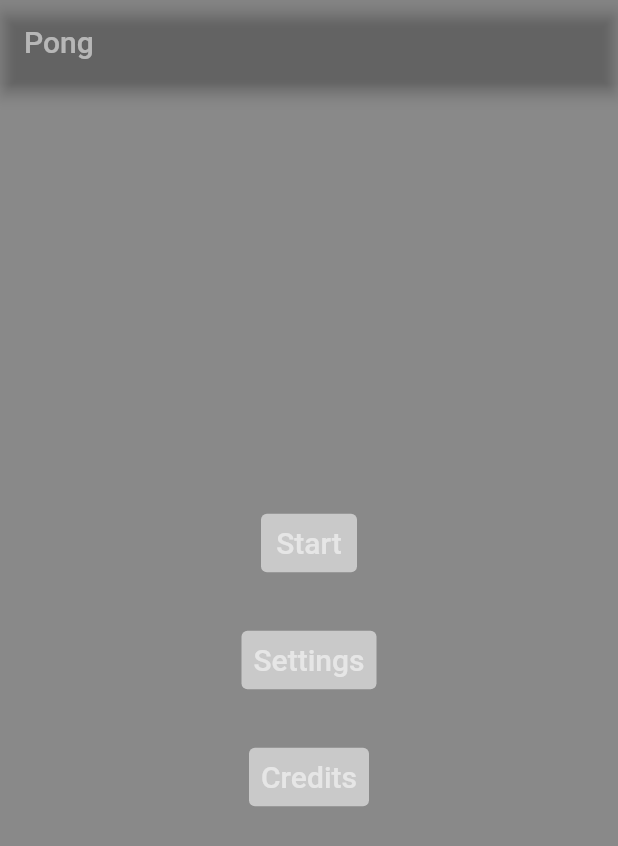
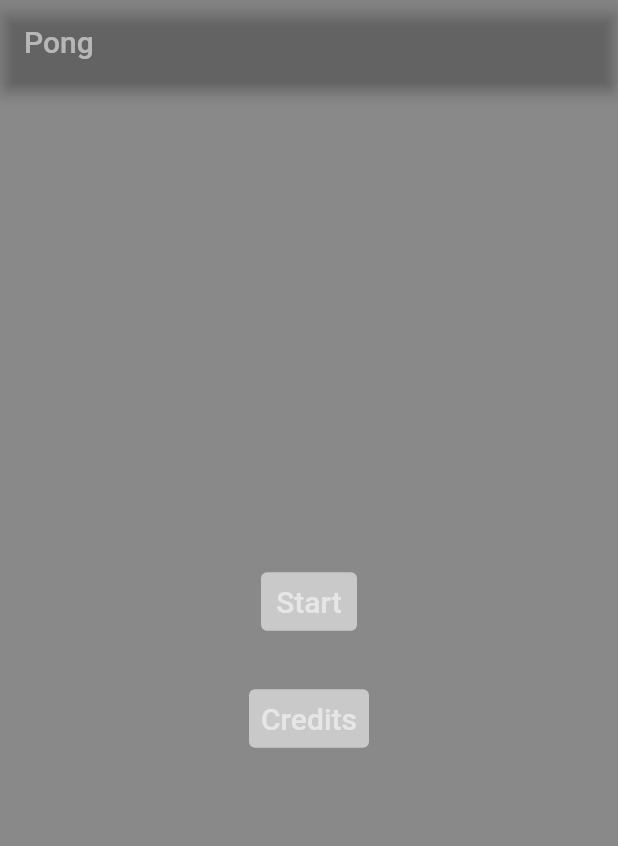
Before and after one commit to Parzival123-321/mobile_dino_run, a Flutter app: the screen it shows after launch, on a phone screen of 412 x 824 dp. Shown: the top 846 px of the screen. Run offline on Flutter 3.47's test engine with Material 2 defaults, Android fonts, the phone set to English and light mode, and no system bars; missing offline and left inert: flame.

Commit message:
settings file deleted and new start file

```diff
--- a/lib/homepage.dart
+++ b/lib/homepage.dart
@@ -1,6 +1,6 @@
 import 'package:flutter/material.dart';
 import './credits.dart';
-import './settings.dart';
+import './start.dart';
 
 class HomePage extends StatefulWidget {
   @override
@@ -71,26 +71,6 @@ class HomePageState extends State<HomePage> {
               margin: const EdgeInsets.all(15),
               child: TextButton(
                 child: const Text(
-                  'Settings',
-                  style: TextStyle(fontSize: 20.0),
-                ),
-                style: ButtonStyle(
-                    backgroundColor:
-                        MaterialStateProperty.resolveWith(getBackgroundColor),
-                    foregroundColor:
-                        MaterialStateProperty.resolveWith(getForegroundColor)),
-                onPressed: () {
-                  Navigator.push(
-                    context,
-                    MaterialPageRoute(builder: (context) => Settings()),
-                  );
-                },
-              ),
-            ),
-            Container(
-              margin: const EdgeInsets.all(15),
-              child: TextButton(
-                child: const Text(
                   'Credits',
                   style: TextStyle(fontSize: 20.0),
                 ),
--- a/lib/settings.dart
+++ /dev/null
@@ -1,21 +0,0 @@
-import 'package:flutter/material.dart';
-
-class Settings extends StatefulWidget {
-  @override
-  SettingsState createState() => SettingsState();
-}
-
-class SettingsState extends State<Settings> {
-
-  @override
-  Widget build(BuildContext context) {
-    return Scaffold(
-      appBar: AppBar(
-        title: const Text('Settings'),
-        backgroundColor: Colors.black45,
-        foregroundColor: Colors.white54,
-      ),
-      backgroundColor: Colors.black45,
-    );
-  }
-}
--- /dev/null
+++ b/lib/start.dart
@@ -0,0 +1,2 @@
+import 'package:flutter/material.dart';
+import 'package:flame/flame.dart';
--- a/pubspec.yaml
+++ b/pubspec.yaml
@@ -34,6 +34,7 @@ dependencies:
   # The following adds the Cupertino Icons font to your application.
   # Use with the CupertinoIcons class for iOS style icons.
   cupertino_icons: ^1.0.2
+  flame: ^1.0.0
 
 dev_dependencies:
   flutter_test:
```
Also changed, not shown: pubspec.lock.
